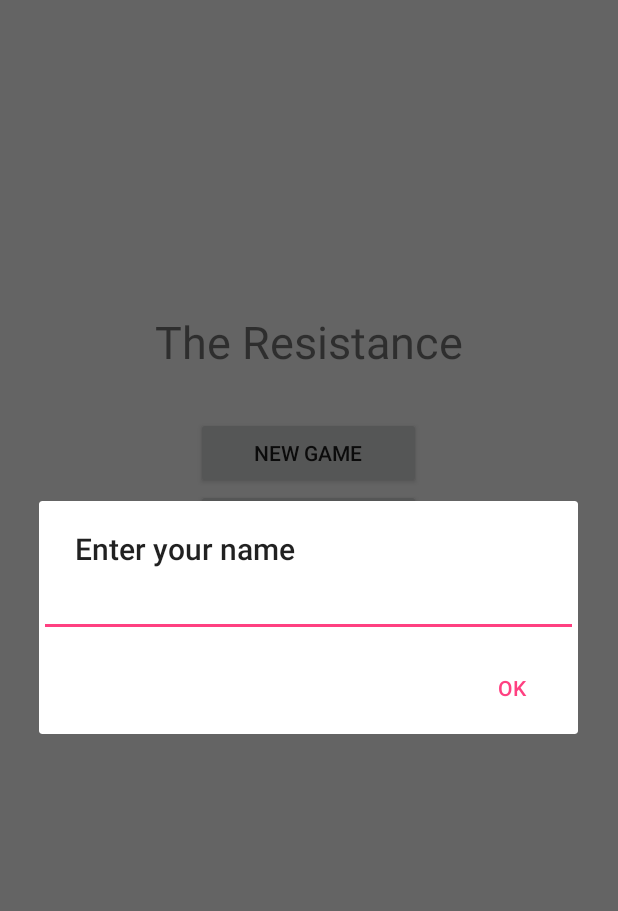
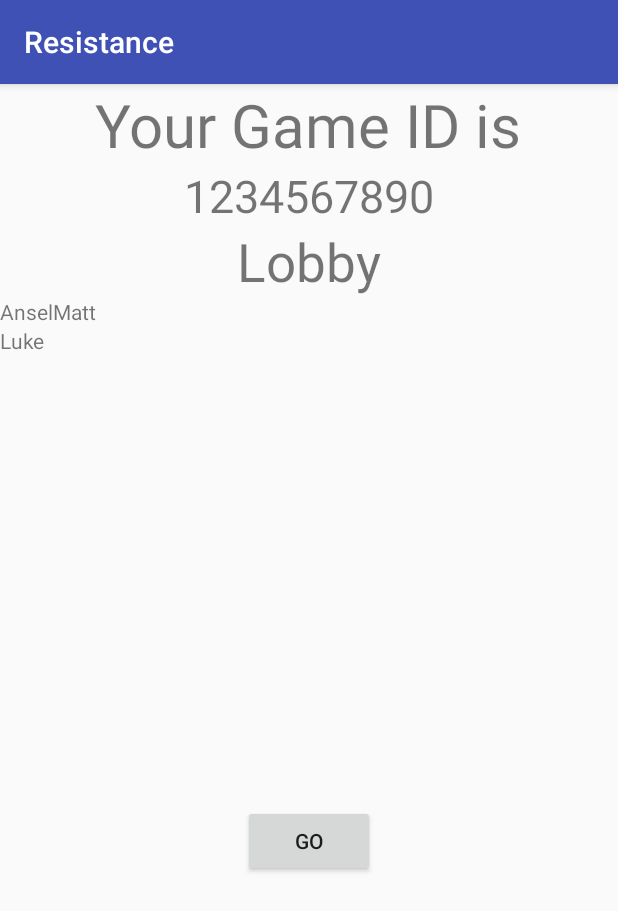
Before and after one commit to lukethomas1/Stazo-Resistance, an Android app: the screen it shows after launch (IntroActivity before the commit, Lobby after it), after a tap on "NEW GAME", on a phone screen of 412 x 824 dp. Shown: the top 911 px of the screen. Run offline under Robolectric (Android 15) with nearby library versions, the phone set to English and light mode, and no system bars; libraries missing offline, so code that uses them is left out: com.firebase.client; 4 statements that could not run were skipped.

Commit message:
Lobby class to dynamically add names created. TODO: Work on Grid's display.

```diff
--- a/stazo_resistance/app/src/main/AndroidManifest.xml
+++ b/stazo_resistance/app/src/main/AndroidManifest.xml
@@ -26,6 +26,7 @@
         <activity android:name=".HowToPlay"
             android:label="How To Play"></activity>
         <activity android:name=".GameOver"></activity>
+        <activity android:name=".Lobby"></activity>
         <activity android:name=".Approval"></activity>
         <activity android:name=".Sabotage"></activity>
         <activity android:name=".Proposal"></activity>
--- a/stazo_resistance/app/src/main/java/com/example/isaacwang/stazo_resistance/IntroActivity.java
+++ b/stazo_resistance/app/src/main/java/com/example/isaacwang/stazo_resistance/IntroActivity.java
@@ -73,6 +73,12 @@ public class IntroActivity extends AppCompatActivity {
         p = new ArrayList<Player>();
         p.add(me);
         playerRef.setValue(p);
+
+        // Go to lobby screen
+        Intent toLobby = new Intent( this, Lobby.class );
+
+        startActivity( toLobby );
+
     }
 
     /**
--- /dev/null
+++ b/stazo_resistance/app/src/main/java/com/example/isaacwang/stazo_resistance/Lobby.java
@@ -0,0 +1,58 @@
+package com.example.isaacwang.stazo_resistance;
+
+import android.app.Activity;
+import android.os.Bundle;
+import android.support.v7.app.AppCompatActivity;
+import android.widget.GridLayout;
+import android.widget.TextView;
+
+/**
+ * Created by Ansel on 4/7/16.
+ */
+public class Lobby extends AppCompatActivity
+{
+    @Override
+    protected void onCreate(Bundle savedInstanceState) {
+        super.onCreate(savedInstanceState);
+
+        // Set the layout
+        setContentView(R.layout.lobby);
+
+        addPlayerToGrid("Ansel");
+        addPlayerToGrid("Matt");
+        addPlayerToGrid("Luke");
+    }
+
+    public void addPlayerToGrid( String playerName )
+    {
+        // Get the grid
+        GridLayout grid = (GridLayout) findViewById( R.id.grid );
+
+        TextView playerView = new TextView( this );
+        playerView.setText( playerName );
+
+        grid.addView(playerView);
+    }
+
+    public void removePlayerFromGrid( String playerName )
+    {
+        // Get the grid
+        GridLayout grid = (GridLayout) findViewById( R.id.grid );
+
+        for ( int i = 0; i < grid.getChildCount(); i++ )
+        {
+            // Get the view at the current index
+            TextView playerView = (TextView) grid.getChildAt( i );
+
+            // Check if the player name is equal to the one to remove
+            if ( playerView.getText().equals( playerName ) )
+            {
+                grid.removeViewAt( i );
+
+                break;
+            }
+        }
+    }
+
+
+}
--- a/stazo_resistance/app/src/main/res/layout/lobby.xml
+++ b/stazo_resistance/app/src/main/res/layout/lobby.xml
@@ -32,8 +32,8 @@
         android:id="@+id/grid"
         android:layout_width="wrap_content"
         android:layout_height="wrap_content"
-        android:columnCount="13"
-        android:rowCount="26">
+        android:columnCount="2"
+        android:rowCount="5">
 
 
     </GridLayout>
```
Also changed, not shown: 1 other file.
